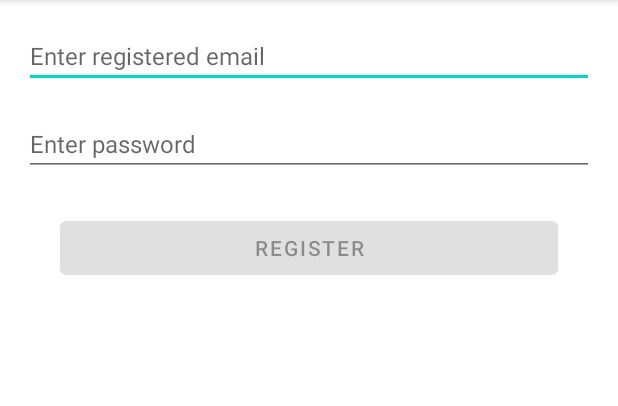
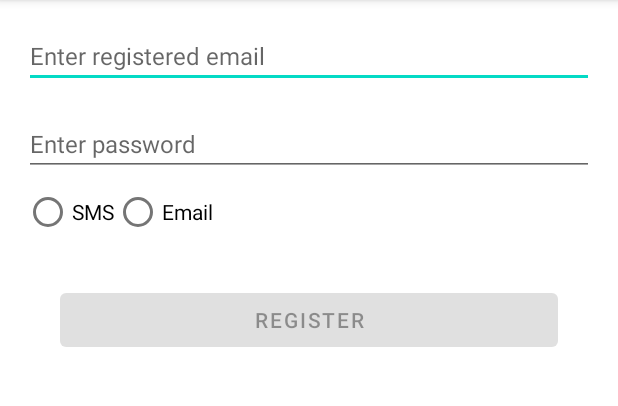
Before and after one commit to app2ai/dagger-injection, an Android app: the screen it shows after launch (MainActivity), on a phone screen of 412 x 824 dp, the part 84-490 px from its top. Run offline under Robolectric (Android 15) with nearby library versions, the phone set to English and light mode, and no system bars.

Commit message:
dagger_di: activity field injection

```diff
--- a/app/src/main/AndroidManifest.xml
+++ b/app/src/main/AndroidManifest.xml
@@ -4,7 +4,6 @@
     package="com.rtech.diapplication">
 
     <application
-        android:name=".RegisterApplication"
         android:allowBackup="true"
         android:dataExtractionRules="@xml/data_extraction_rules"
         android:fullBackupContent="@xml/backup_rules"
--- a/app/src/main/java/com/rtech/diapplication/EmailService.kt
+++ b/app/src/main/java/com/rtech/diapplication/EmailService.kt
@@ -9,9 +9,20 @@ this class responsible for sending
 email after registration of user
 */
 
-class EmailService @Inject constructor(){
+interface NotificationService{
+    fun sendNotification(email: String)
+}
+
+class EmailService @Inject constructor() : NotificationService{
     private val TAG = "EmailService"
-    fun sendEmail(email: String) {
-        Log.d(TAG, "Email sent to: $email")
+    override fun sendNotification(email: String) {
+        Log.d(TAG, "Email sent")
     }
 }
+
+class SMSService @Inject constructor() : NotificationService{
+    private val TAG = "SMSService"
+    override fun sendNotification(email: String) {
+        Log.d(TAG, "SMS sent")
+    }
+}
--- a/app/src/main/java/com/rtech/diapplication/MainActivity.kt
+++ b/app/src/main/java/com/rtech/diapplication/MainActivity.kt
@@ -4,20 +4,25 @@ import androidx.appcompat.app.AppCompatActivity
 import android.os.Bundle
 import android.text.Editable
 import android.text.TextWatcher
+import android.widget.RadioGroup
 import android.widget.Toast
 import androidx.activity.viewModels
 import com.rtech.diapplication.databinding.ActivityMainBinding
+import javax.inject.Inject
 
 class MainActivity : AppCompatActivity(), TextWatcher {
-    lateinit var binding: ActivityMainBinding
+
+    @Inject lateinit var userRegistrationService: UserRegistrationService
+    private lateinit var binding: ActivityMainBinding
     private val rViewModel by viewModels<RegisterViewModel> {
-        RegisterViewModel.factory
+        RegisterViewModel.factory(userRegistrationService)
     }
 
     override fun onCreate(savedInstanceState: Bundle?) {
         super.onCreate(savedInstanceState)
         binding = ActivityMainBinding.inflate(layoutInflater)
         setContentView(binding.root)
+        DaggerUserRegServiceComponent.builder().build().injectViewObjects(this@MainActivity)
     }
 
     override fun onStart() {
@@ -67,6 +72,21 @@ class MainActivity : AppCompatActivity(), TextWatcher {
         binding.btnRegister.setOnClickListener {
             rViewModel.registerUser(binding.etEmail.text.toString(), binding.etPass.text.toString())
         }
+        binding.rgNotification.setOnCheckedChangeListener(object : RadioGroup.OnCheckedChangeListener{
+            override fun onCheckedChanged(rg: RadioGroup?, pos: Int) {
+                when(pos) {
+                    0 -> {
+                        // Select sms as Notification
+                    }
+                    1 -> {
+                        // Select email as Notification
+                    }
+                    else -> {
+                        // No Notification
+                    }
+                }
+            }
+        })
     }
 
     override fun beforeTextChanged(p0: CharSequence?, p1: Int, p2: Int, p3: Int) {}
--- a/app/src/main/java/com/rtech/diapplication/RegisterApplication.kt
+++ /dev/null
@@ -1,10 +0,0 @@
-package com.rtech.diapplication
-
-import android.app.Application
-
-class RegisterApplication : Application() {
-    private val component = DaggerUserRegServiceComponent.builder().build()
-    fun getUserRegistrationObject() : UserRegistrationService {
-        return component.getUserRegService()
-    }
-}
--- a/app/src/main/java/com/rtech/diapplication/RegisterViewModel.kt
+++ b/app/src/main/java/com/rtech/diapplication/RegisterViewModel.kt
@@ -66,10 +66,9 @@ class RegisterViewModel constructor(private val userRegSer : UserRegistrationSer
     companion object {
         const val MIN_PASSWORD_LENGTH = 6
 
-        val factory : ViewModelProvider.Factory = viewModelFactory {
+        fun factory(urs: UserRegistrationService) : ViewModelProvider.Factory = viewModelFactory {
             initializer {
-                val userRegistrationService = RegisterApplication().getUserRegistrationObject()
-                RegisterViewModel(userRegistrationService)
+                RegisterViewModel(urs)
             }
         }
     }
--- a/app/src/main/java/com/rtech/diapplication/UserRegServiceComponent.kt
+++ b/app/src/main/java/com/rtech/diapplication/UserRegServiceComponent.kt
@@ -4,5 +4,5 @@ import dagger.Component
 
 @Component
 interface UserRegServiceComponent {
-    fun getUserRegService() : UserRegistrationService
+    fun injectViewObjects(mainActivity: MainActivity)
 }
--- a/app/src/main/res/layout/activity_main.xml
+++ b/app/src/main/res/layout/activity_main.xml
@@ -34,6 +34,26 @@
         android:textColor="@color/black"
         android:textSize="16sp" />
 
+    <RadioGroup
+        android:id="@+id/rgNotification"
+        android:layout_width="match_parent"
+        android:layout_height="wrap_content"
+        android:orientation="horizontal"
+        app:layout_constraintStart_toStartOf="parent"
+        app:layout_constraintEnd_toEndOf="parent"
+        app:layout_constraintTop_toBottomOf="@id/etPass"
+        >
+        <RadioButton
+            android:id="@+id/rbSms"
+            android:layout_width="wrap_content"
+            android:layout_height="wrap_content"
+            android:text="SMS" />
+        <RadioButton
+            android:id="@+id/rbEmail"
+            android:layout_width="wrap_content"
+            android:layout_height="wrap_content"
+            android:text="Email" />
+    </RadioGroup>
     <Button
         android:id="@+id/btnRegister"
         android:layout_width="match_parent"
@@ -42,7 +62,7 @@
         android:enabled="false"
         app:layout_constraintStart_toStartOf="parent"
         app:layout_constraintEnd_toEndOf="parent"
-        app:layout_constraintTop_toBottomOf="@id/etPass"
+        app:layout_constraintTop_toBottomOf="@id/rgNotification"
         android:layout_margin="24dp" />
 
 </androidx.constraintlayout.widget.ConstraintLayout>
```
Also changed, not shown: 1 other file.
